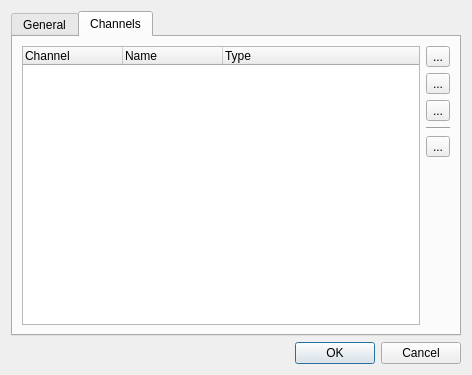
Before: the Qt Designer form ui/src/inputprofileeditor.ui in mcallegari/qlcplus, drawn with Qt 5.
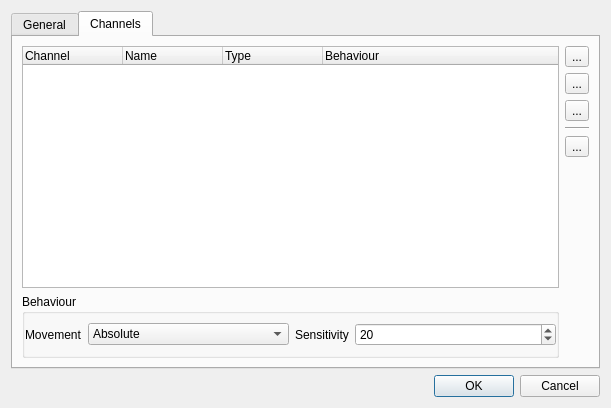
After: the same form once the commit is applied. The open tabs and pages were chosen to show the change. Icons and pictures are not drawn.

The edit to the form file:
```diff
--- a/ui/src/inputprofileeditor.ui
+++ b/ui/src/inputprofileeditor.ui
@@ -6,8 +6,8 @@
    <rect>
     <x>0</x>
     <y>0</y>
-    <width>472</width>
-    <height>375</height>
+    <width>611</width>
+    <height>408</height>
    </rect>
   </property>
   <property name="windowTitle">
@@ -110,6 +110,11 @@
            <string>Type</string>
           </property>
          </column>
+         <column>
+          <property name="text">
+           <string>Behaviour</string>
+          </property>
+         </column>
         </widget>
        </item>
        <item row="0" column="1">
@@ -215,6 +220,74 @@
          </property>
         </widget>
        </item>
+       <item row="6" column="0">
+        <widget class="QGroupBox" name="m_behaviourBox">
+         <property name="title">
+          <string>Behaviour</string>
+         </property>
+         <layout class="QHBoxLayout" name="horizontalLayout">
+          <property name="leftMargin">
+           <number>0</number>
+          </property>
+          <property name="rightMargin">
+           <number>0</number>
+          </property>
+          <item>
+           <widget class="QLabel" name="label">
+            <property name="text">
+             <string>Movement</string>
+            </property>
+           </widget>
+          </item>
+          <item>
+           <widget class="QComboBox" name="m_movementCombo">
+            <property name="sizePolicy">
+             <sizepolicy hsizetype="Expanding" vsizetype="Fixed">
+              <horstretch>0</horstretch>
+              <verstretch>0</verstretch>
+             </sizepolicy>
+            </property>
+            <item>
+             <property name="text">
+              <string>Absolute</string>
+             </property>
+            </item>
+            <item>
+             <property name="text">
+              <string>Relative</string>
+             </property>
+            </item>
+           </widget>
+          </item>
+          <item>
+           <widget class="QLabel" name="label_2">
+            <property name="text">
+             <string>Sensitivity</string>
+            </property>
+           </widget>
+          </item>
+          <item>
+           <widget class="QSpinBox" name="m_sensitivitySpin">
+            <property name="sizePolicy">
+             <sizepolicy hsizetype="Expanding" vsizetype="Fixed">
+              <horstretch>0</horstretch>
+              <verstretch>0</verstretch>
+             </sizepolicy>
+            </property>
+            <property name="minimum">
+             <number>10</number>
+            </property>
+            <property name="maximum">
+             <number>100</number>
+            </property>
+            <property name="value">
+             <number>20</number>
+            </property>
+           </widget>
+          </item>
+         </layout>
+        </widget>
+       </item>
       </layout>
      </widget>
     </widget>
```
Left out of the diff: 4 changed lines with no effect on the pictures.
